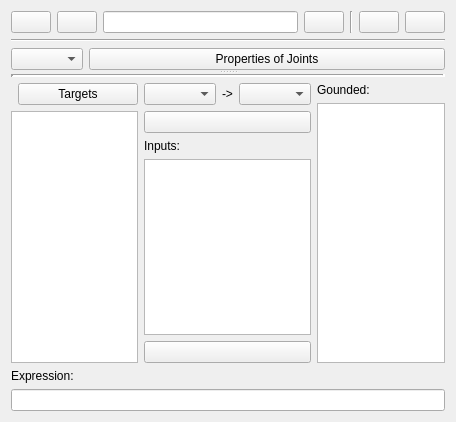
The window that core/synthesis/collections/configure_widget.ui (KmolYuan/Pyslvs-UI) describes before a commit, drawn with Qt 5.
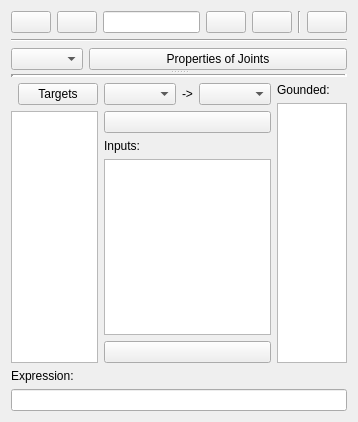
The same window after the commit. Icons and pictures are not drawn.

```diff
--- a/core/synthesis/collections/configure_widget.ui
+++ b/core/synthesis/collections/configure_widget.ui
@@ -6,7 +6,7 @@
    <rect>
     <x>0</x>
     <y>0</y>
-    <width>456</width>
+    <width>358</width>
     <height>422</height>
    </rect>
   </property>
@@ -49,24 +49,6 @@
        </property>
       </widget>
      </item>
-     <item>
-      <widget class="QPushButton" name="clear_button">
-       <property name="statusTip">
-        <string>Create a new iteration profile.</string>
-       </property>
-       <property name="icon">
-        <iconset resource="../../../icons.qrc">
-         <normaloff>:/icons/clean.png</normaloff>:/icons/clean.png</iconset>
-       </property>
-      </widget>
-     </item>
-     <item>
-      <widget class="Line" name="line_5">
-       <property name="orientation">
-        <enum>Qt::Vertical</enum>
-       </property>
-      </widget>
-     </item>
      <item>
       <widget class="QPushButton" name="add_collection_button">
        <property name="statusTip">
@@ -89,6 +71,24 @@
        </property>
       </widget>
      </item>
+     <item>
+      <widget class="Line" name="line_5">
+       <property name="orientation">
+        <enum>Qt::Vertical</enum>
+       </property>
+      </widget>
+     </item>
+     <item>
+      <widget class="QPushButton" name="clear_button">
+       <property name="statusTip">
+        <string>Create a new iteration profile.</string>
+       </property>
+       <property name="icon">
+        <iconset resource="../../../icons.qrc">
+         <normaloff>:/icons/clean.png</normaloff>:/icons/clean.png</iconset>
+       </property>
+      </widget>
+     </item>
     </layout>
    </item>
    <item>
```
